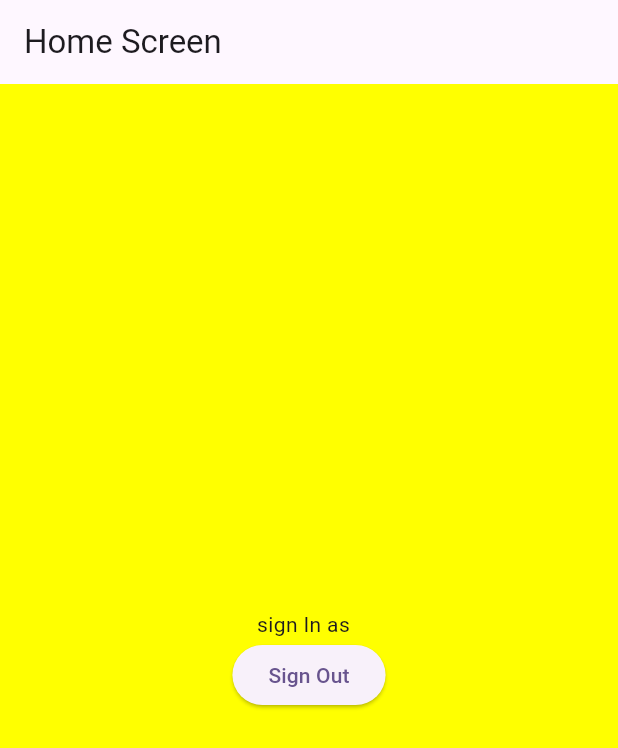
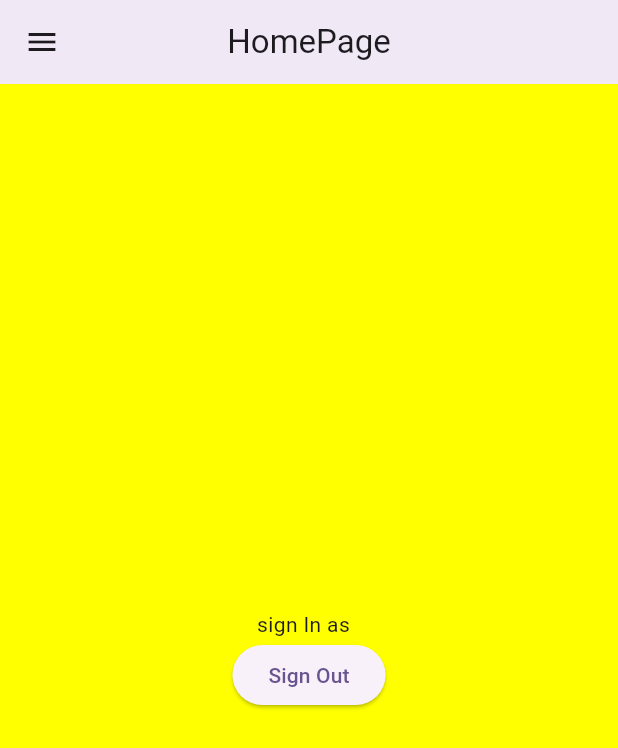
Before and after one commit to Yaswanth-Mitta/Samraksh, a Flutter app: the screen it shows once a user with an empty profile is signed in, on a phone screen of 412 x 824 dp. Shown: the top 748 px of the screen. Run offline on Flutter 3.47's test engine with Material 2 defaults, Android fonts, the phone set to English and light mode, and no system bars; drawn by our look-alikes of hidden_drawer_menu; our stand-ins replace email_validator, firebase_auth, firebase_core; accounts and stored records are empty.

Commit message:
Added Sidebar for screens

```diff
--- a/rakshak_my_app/lib/main.dart
+++ b/rakshak_my_app/lib/main.dart
@@ -6,6 +6,7 @@
 import 'package:rakshak_my_app/src/auth/login_screen.dart';
 import 'package:rakshak_my_app/firebase_options.dart';
 import 'package:rakshak_my_app/src/auth/verifyemail.dart';
+import 'package:rakshak_my_app/src/home/hidden_draw.dart';
 import 'package:rakshak_my_app/src/home/home_screen.dart';
 import 'package:rakshak_my_app/src/util/utils.dart';
 
@@ -64,6 +65,7 @@
             );
           } else if (snapshot.hasData) {
             return const VerifyEmailScreen();
+            // return const HiddenDrawer();
           } else {
             return const LoginScreen();
           }
--- a/rakshak_my_app/lib/src/auth/verifyemail.dart
+++ b/rakshak_my_app/lib/src/auth/verifyemail.dart
@@ -2,8 +2,10 @@ import 'dart:async';
 
 import 'package:firebase_auth/firebase_auth.dart';
 import 'package:flutter/material.dart';
-import 'package:rakshak_my_app/src/home/home_screen.dart';
+// import 'package:rakshak_my_app/src/home/home_screen.dart';
 import 'package:rakshak_my_app/src/util/utils.dart';
+
+import '../home/hidden_draw.dart';
 
 class VerifyEmailScreen extends StatefulWidget {
   const VerifyEmailScreen({super.key});
@@ -57,7 +59,8 @@ class _VerifyEmailScreenState extends State<VerifyEmailScreen> {
 
   @override
   Widget build(BuildContext context) => isEmailVerified
-      ? const HomeScreen()
+      // ? const HomeScreen()
+      ? const HiddenDrawer()
       : Scaffold(
           backgroundColor: Theme.of(context).colorScheme.primaryContainer,
           appBar: AppBar(
--- /dev/null
+++ b/rakshak_my_app/lib/src/home/hidden_draw.dart
@@ -0,0 +1,64 @@
+import 'package:flutter/material.dart';
+import 'package:hidden_drawer_menu/hidden_drawer_menu.dart';
+import 'package:rakshak_my_app/src/sidebarpages/add_email.dart';
+import 'package:rakshak_my_app/src/sidebarpages/profile.dart';
+
+import 'home_screen.dart';
+
+class HiddenDrawer extends StatefulWidget {
+  const HiddenDrawer({super.key});
+
+  @override
+  State<HiddenDrawer> createState() => _HiddenDrawerState();
+}
+
+class _HiddenDrawerState extends State<HiddenDrawer> {
+  List<ScreenHiddenDrawer> _pages = [];
+
+  final myTextStylebase = const TextStyle(
+      fontWeight: FontWeight.w400, fontSize: 18, color: Colors.black);
+
+  // final mySelectedText
+  final selectedTextStyle = const TextStyle(
+      fontWeight: FontWeight.bold, fontSize: 18, color: Colors.white);
+
+  @override
+  void initState() {
+    super.initState();
+    _pages = [
+      ScreenHiddenDrawer(
+          ItemHiddenMenu(
+              name: "HomePage",
+              baseStyle: myTextStylebase,
+              selectedStyle: selectedTextStyle,
+              colorLineSelected: Colors.white),
+          const HomeScreen()),
+      ScreenHiddenDrawer(
+          ItemHiddenMenu(
+              name: "Profile",
+              baseStyle: myTextStylebase,
+              selectedStyle: selectedTextStyle,
+              colorLineSelected: Colors.white),
+          const ProfileScreen()),
+      ScreenHiddenDrawer(
+          ItemHiddenMenu(
+              name: "Add Emergency Email",
+              baseStyle: myTextStylebase,
+              selectedStyle: selectedTextStyle,
+              colorLineSelected: Colors.white),
+          const AddEmailScreen()),
+    ];
+  }
+
+  @override
+  Widget build(BuildContext context) {
+    return HiddenDrawerMenu(
+      screens: _pages,
+      backgroundColorMenu: Colors.deepPurpleAccent.shade100,
+      initPositionSelected: 0,
+      slidePercent: 60,
+      // isDraggable: true,
+      isTitleCentered: true,
+    );
+  }
+}
--- a/rakshak_my_app/lib/src/home/home_screen.dart
+++ b/rakshak_my_app/lib/src/home/home_screen.dart
@@ -15,7 +15,7 @@ class _HomeScreenState extends State<HomeScreen> {
     return Scaffold(
 
       backgroundColor: Colors.yellowAccent,
-      appBar: AppBar(title: const Text("Home Screen"),),
+      // appBar: AppBar(title: const Text("Home Screen"),),
       body: Center(
         child: Column(
           mainAxisAlignment: MainAxisAlignment.center,
--- /dev/null
+++ b/rakshak_my_app/lib/src/sidebarpages/add_email.dart
@@ -0,0 +1,15 @@
+import 'package:flutter/material.dart';
+
+class AddEmailScreen extends StatefulWidget {
+  const AddEmailScreen({super.key});
+
+  @override
+  State<AddEmailScreen> createState() => _AddEmailScreenState();
+}
+
+class _AddEmailScreenState extends State<AddEmailScreen> {
+  @override
+  Widget build(BuildContext context) {
+    return const Placeholder();
+  }
+}
--- /dev/null
+++ b/rakshak_my_app/lib/src/sidebarpages/profile.dart
@@ -0,0 +1,15 @@
+import 'package:flutter/material.dart';
+
+class ProfileScreen extends StatefulWidget {
+  const ProfileScreen({super.key});
+
+  @override
+  State<ProfileScreen> createState() => _ProfileScreenState();
+}
+
+class _ProfileScreenState extends State<ProfileScreen> {
+  @override
+  Widget build(BuildContext context) {
+    return const Placeholder();
+  }
+}
--- a/rakshak_my_app/pubspec.yaml
+++ b/rakshak_my_app/pubspec.yaml
@@ -35,6 +35,7 @@ dependencies:
   firebase_core: ^2.15.1
   flutter:
     sdk: flutter
+  hidden_drawer_menu: ^3.0.1
 
 dev_dependencies:
   flutter_lints: ^2.0.0
```
Also changed, not shown: rakshak_my_app/lib/src/auth/login_screen.dart (+0 -14 lines), rakshak_my_app/pubspec.lock.
